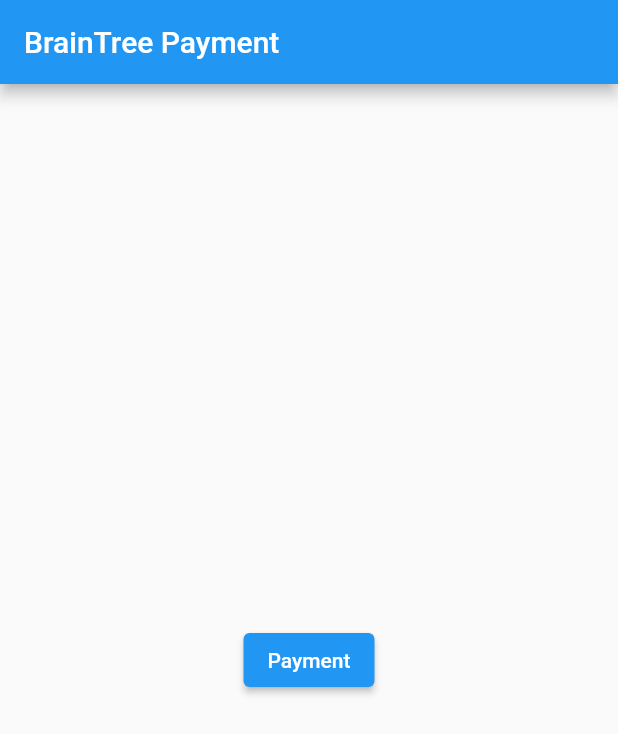
After one commit to imrishuroy/PayPal-Payment-Flutter, a Flutter app: the screen it shows after launch, after a tap on "Payment", on a phone screen of 412 x 824 dp. The commit adds this screen. Shown: the top 734 px of the screen. Run offline on Flutter 3.47's test engine with Material 2 defaults, Android fonts, the light colour scheme and no system bars; our stand-ins replace shared_preferences, webview_flutter; missing offline and left inert: flutter_braintree, http_auth.

Commit message:
Added BrainTree Pappal payment in seprate branch

```diff
--- /dev/null
+++ b/lib/braintree/braintree_payment.dart
@@ -0,0 +1,73 @@
+import 'package:flutter/material.dart';
+import 'package:flutter_braintree/flutter_braintree.dart';
+
+class BrainTreePayment extends StatelessWidget {
+  // payment() async {
+  //   final request = BraintreeDropInRequest(
+  //     clientToken:
+  //         'AXJXlKwvRDij-YykMTi4k8vy9ox9bp7uFHMgbuCvsrbP4pZKJZMp9AVxwpNwu-i2eeDCtuOre_yTmN3M',
+  //     collectDeviceData: true,
+  //     googlePaymentRequest: BraintreeGooglePaymentRequest(
+  //       totalPrice: '1.00',
+  //       //   currencyCode: 'USD',
+  //       currencyCode: 'INR',
+  //       billingAddressRequired: false,
+  //     ),
+  //     paypalRequest: BraintreePayPalRequest(
+  //       amount: '1.00',
+  //       displayName: 'SixteenBrains',
+  //     ),
+  //   );
+  //   BraintreeDropInResult result = await BraintreeDropIn.start(request);
+  //   if (result != null) {
+  //     print('Nonce: ${result.paymentMethodNonce.nonce}');
+  //   } else {
+  //     print('Selection was canceled.');
+  //   }
+  // }
+
+  // Future<void> payment() async {
+  //   final request = BraintreePayPalRequest(amount: '1.00');
+  //   BraintreePaymentMethodNonce result = await Braintree.requestPaypalNonce(
+  //     'sandbox_mfwz9tg2_ksptt2gxdnw7bscb',
+  //     request,
+  //   );
+  //   if (result != null) {
+  //     print('Nonce: ${result.nonce}');
+  //   } else {
+  //     print('PayPal flow was canceled.');
+  //   }
+  // }
+
+  Future<void> payment() async {
+    var request = BraintreeDropInRequest(
+      tokenizationKey: 'sandbox_mfwz9tg2_ksptt2gxdnw7bscb',
+      collectDeviceData: true,
+      paypalRequest: BraintreePayPalRequest(
+        amount: '1.00',
+        displayName: 'SixteenBrains',
+        currencyCode: 'INR',
+      ),
+    );
+    BraintreeDropInResult result = await BraintreeDropIn.start(request);
+    if (result != null) {
+      print(result.paymentMethodNonce.description);
+      print(result.paymentMethodNonce.nonce);
+    }
+  }
+
+  @override
+  Widget build(BuildContext context) {
+    return Scaffold(
+      appBar: AppBar(
+        title: Text('BrainTree Payment'),
+      ),
+      body: Center(
+        child: ElevatedButton(
+          onPressed: payment,
+          child: Text('Payment'),
+        ),
+      ),
+    );
+  }
+}
--- a/lib/main.dart
+++ b/lib/main.dart
@@ -1,4 +1,5 @@
 import 'package:flutter/material.dart';
+import 'package:paypal_flutter/braintree/braintree_payment.dart';
 import 'package:paypal_flutter/make_payment.dart';
 
 void main() {
@@ -14,6 +15,7 @@
         theme: ThemeData(
           primarySwatch: Colors.blue,
         ),
-        home: MakePayment());
+        // home: MakePayment(),
+        home: BrainTreePayment());
   }
 }
```
Also changed, not shown: 6 other files.
